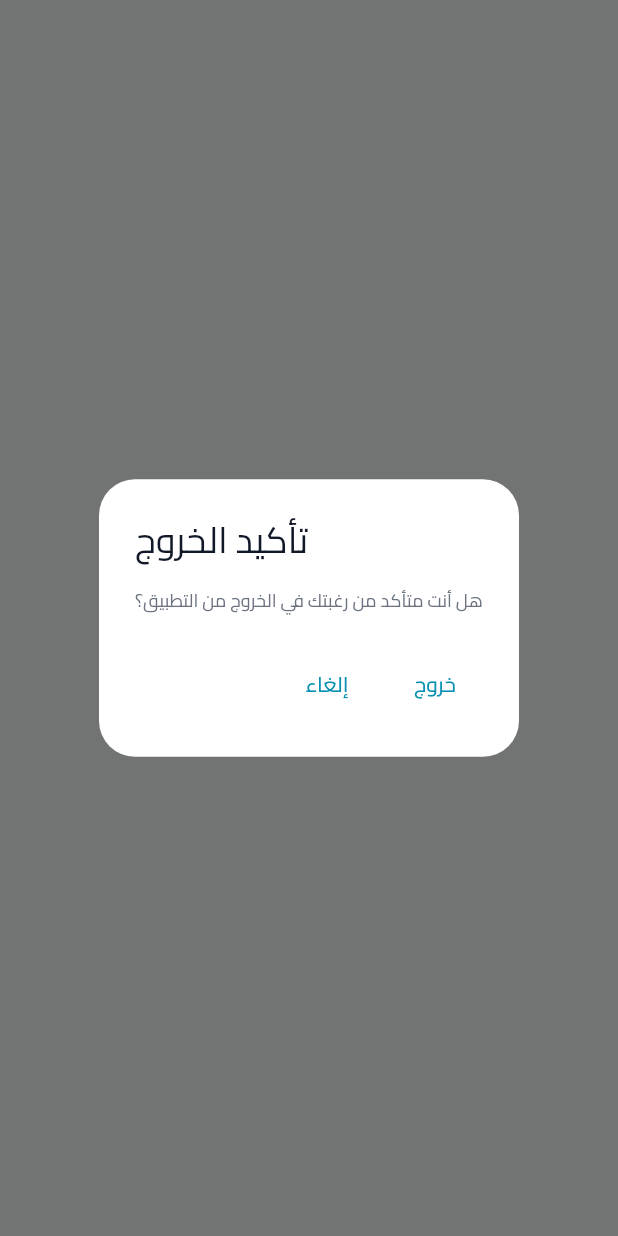
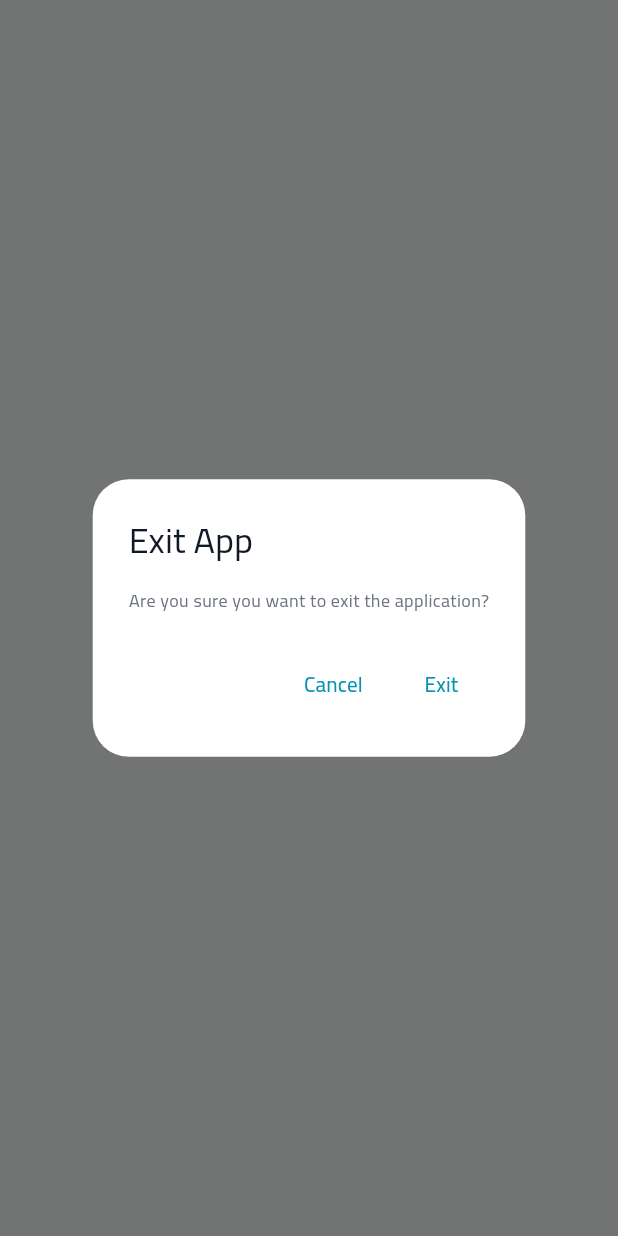
Before and after one commit to ahmed4442025/flustra, a Flutter app: what showExitConfirmationDialog() shows on an empty page, opened directly, on a phone screen of 412 x 824 dp. Run offline on Flutter 3.47's test engine with Material 3 defaults, Android fonts, the phone set to English and light mode, and no system bars; our stand-ins replace bloc, bot_toast, cached_network_image, connectivity_plus, dartz, dio and 9 more; missing offline and left inert: window_manager; accounts and stored records are empty.

Commit message:
localize and refactor exit dialog

```diff
--- a/lib/core/helper/dialogs/exit_dialog.dart
+++ b/lib/core/helper/dialogs/exit_dialog.dart
@@ -1,20 +1,21 @@
 import 'dart:io';
 
+import 'package:flustra_template/core/extensions/trans_extention.dart';
+import 'package:flustra_template/core/localization/app_strings_localizations.dart';
 import 'package:flustra_template/core/router/route_help_methods.dart';
+import 'package:flustra_template/core/services/console_printer.dart';
 import 'package:flustra_template/main.dart';
+import 'package:flutter/foundation.dart';
 import 'package:flutter/material.dart';
 import 'package:flutter/services.dart' show SystemNavigator;
 
 void _safeExitApp() {
-  if (Platform.isAndroid) {
-    // على الويب لا يمكن إغلاق التطبيق يدويًا
-    return;
-  }
+  if (kIsWeb) return;
 
   if (Platform.isAndroid || Platform.isFuchsia) {
     SystemNavigator.pop();
   } else if (Platform.isIOS) {
-    // iOS ما بيسمحش بإغلاق التطبيق يدويًا، عادةً ما يتم تجاهلها
+    ("iOS doesn't allow programmatically exiting the app.").printWithColor(textColor: ConsoleColor.red);
   } else {
     // Windows, macOS, Linux
     exit(0);
@@ -27,11 +28,11 @@ Future<bool?> showExitConfirmationDialog() async {
     barrierDismissible: false,
     builder: (BuildContext context) {
       return AlertDialog(
-        title: const Text('تأكيد الخروج'),
-        content: const SingleChildScrollView(child: ListBody(children: <Widget>[Text('هل أنت متأكد من رغبتك في الخروج من التطبيق؟')])),
+        title: Text(AppStrings.exitApp.tx()),
+        content: SingleChildScrollView(child: ListBody(children: <Widget>[Text(AppStrings.exitDesc.tx())])),
         actions: <Widget>[
-          TextButton(child: const Text('إلغاء'), onPressed: () => popIfUCan(result: false)),
-          TextButton(onPressed: _safeExitApp, child: const Text('خروج')),
+          TextButton(child: Text(AppStrings.cancel.tx()), onPressed: () => popIfUCan(result: false)),
+          TextButton(onPressed: _safeExitApp, child: Text(AppStrings.exit.tx())),
         ],
       );
     },
--- a/lib/core/localization/app_strings_localizations.dart
+++ b/lib/core/localization/app_strings_localizations.dart
@@ -63,4 +63,7 @@ abstract class AppStrings {
   static const String proxyDesc = 'Manage connection proxy settings';
   static const String themeShowcase = 'Theme Showcase';
   static const String themeShowcaseDesc = 'Explore themes and component styles';
+  static const String exitApp = 'Exit App';
+  static const String exitDesc = 'Are you sure you want to exit the application?';
+  static const String exit = 'Exit';
 }
--- a/lib/core/localization/tr/ar.dart
+++ b/lib/core/localization/tr/ar.dart
@@ -61,4 +61,7 @@ const Map<String, String> arJson = {
   AppStrings.proxyDesc: 'إدارة إعدادات خادم البروكسي لاتصالك',
   AppStrings.themeShowcase: 'عرض الثيمات',
   AppStrings.themeShowcaseDesc: 'استكشاف الثيمات وتصميمات المكونات المتاحة',
+  AppStrings.exitApp: 'إغلاق التطبيق',
+  AppStrings.exitDesc: 'هل أنت متأكد من رغبتك في الخروج من التطبيق؟',
+  AppStrings.exit: 'خروج',
 };
--- a/lib/core/localization/tr/de.dart
+++ b/lib/core/localization/tr/de.dart
@@ -62,4 +62,7 @@ const Map<String, String> deJson = {
   AppStrings.proxyDesc: 'Verbindungsproxy-Einstellungen verwalten',
   AppStrings.themeShowcase: 'Theme-Präsentation',
   AppStrings.themeShowcaseDesc: 'Themes und Komponenten-Stile erkunden',
+  AppStrings.exitApp: 'App beenden',
+  AppStrings.exitDesc: 'Möchten Sie die App wirklich beenden?',
+  AppStrings.exit: 'Beenden',
 };
--- a/lib/core/localization/tr/en.dart
+++ b/lib/core/localization/tr/en.dart
@@ -61,4 +61,7 @@ const Map<String, String> enJson = {
   AppStrings.proxyDesc: 'Manage connection proxy settings',
   AppStrings.themeShowcase: 'Theme Showcase',
   AppStrings.themeShowcaseDesc: 'Explore themes and component styles',
+  AppStrings.exitApp: 'Exit App',
+  AppStrings.exitDesc: 'Are you sure you want to exit the application?',
+  AppStrings.exit: 'Exit',
 };
```
